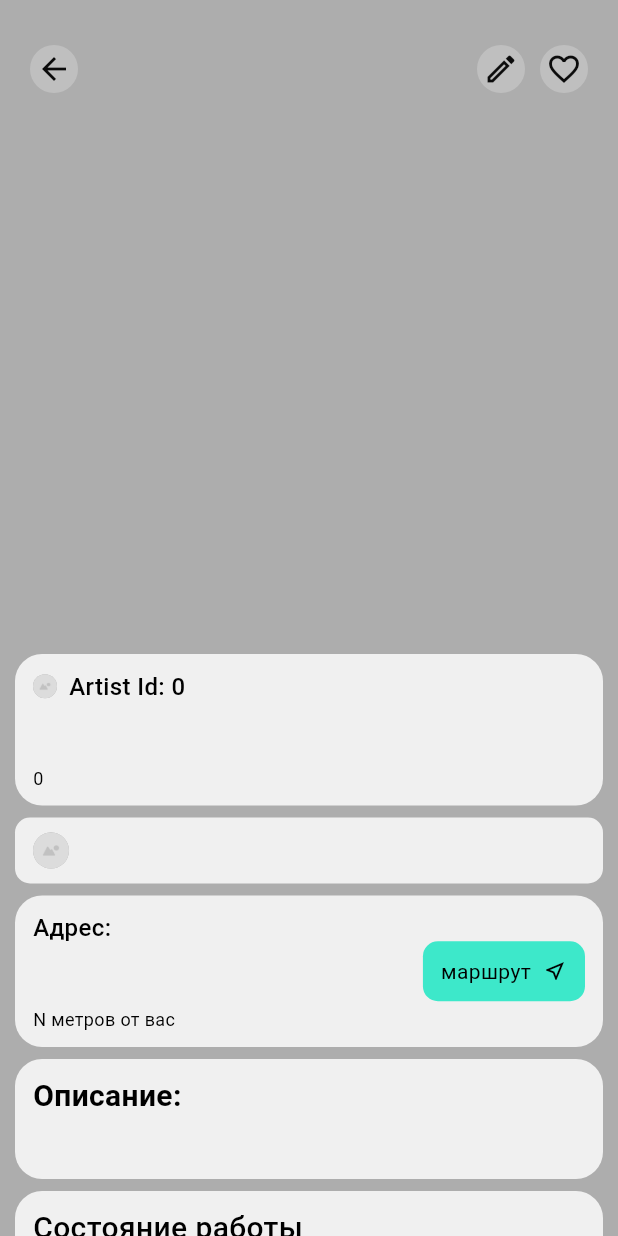
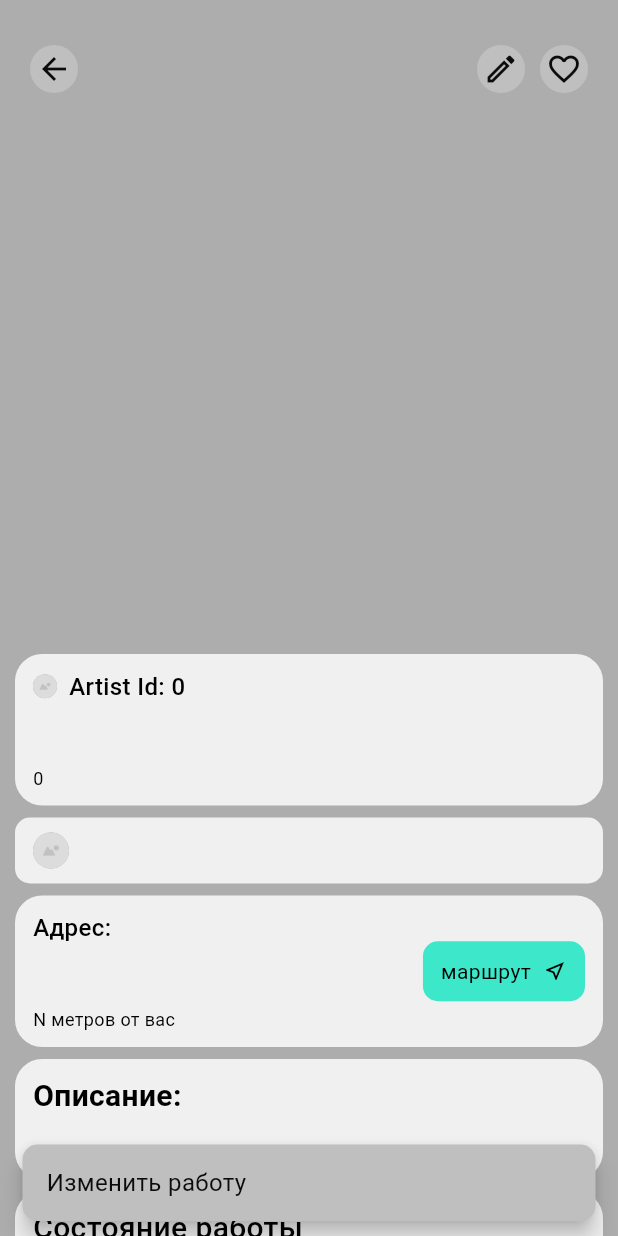
Before and after one commit to toGetIntoLingonberryJam/StreetArtApp, a Flutter app: the ArtworkPage screen opened directly with empty values, after a tap on the "edit" icon, on a phone screen of 412 x 824 dp. Run offline on Flutter 3.47's test engine with Material 2 defaults, Android fonts, the phone set to English and light mode, and no system bars; our stand-ins replace device_preview, dio, flutter_map, latlong2; missing offline and left inert: localstore.

Commit message:
styles snackbar

```diff
--- a/lib/pages/artwork/artwork_page.dart
+++ b/lib/pages/artwork/artwork_page.dart
@@ -8,6 +8,7 @@ import 'package:street_art_witnesses/pages/artwork/widgets/links_info.dart';
 import 'package:street_art_witnesses/pages/artwork/widgets/state_info.dart';
 import 'package:street_art_witnesses/src/models/artwork/artwork.dart';
 import 'package:street_art_witnesses/src/models/artwork/artwork_image.dart';
+import 'package:street_art_witnesses/src/utils/utils.dart';
 import 'package:street_art_witnesses/widgets/containers/app_container.dart';
 import 'package:street_art_witnesses/widgets/buttons/app_icon_button.dart';
 import 'package:street_art_witnesses/widgets/image_slider.dart';
@@ -100,9 +101,16 @@ class _ArtworkImageSliderState extends State<_ArtworkImageSlider> {
                   iconData: Icons.arrow_back,
                 ),
                 const Expanded(child: SizedBox()),
-                AppIconButton(onTap: () {}, iconData: Icons.edit_outlined),
+                AppIconButton(
+                  onTap: () => Utils.showMessage(context, 'Изменить работу'),
+                  iconData: Icons.edit_outlined,
+                ),
                 const SizedBox(width: 10),
-                AppIconButton(onTap: () {}, iconData: Icons.favorite_border),
+                AppIconButton(
+                  onTap: () =>
+                      Utils.showMessage(context, 'Добавить в избранное'),
+                  iconData: Icons.favorite_border,
+                ),
               ],
             )),
       ],
--- a/lib/src/utils/utils.dart
+++ b/lib/src/utils/utils.dart
@@ -18,7 +18,13 @@ abstract class Utils {
   static void showMessage(BuildContext context, String message) {
     final snackBar = SnackBar(
       behavior: SnackBarBehavior.floating,
-      content: Text(message, style: TextStyles.headlines.w400),
+      content: Text(message,
+          style: TextStyles.headlines.w400.copyWith(
+            color: Theme.of(context).colorScheme.inverseSurface,
+          )),
+      shape: RoundedRectangleBorder(borderRadius: BorderRadius.circular(10)),
+      duration: const Duration(milliseconds: 2500),
+      backgroundColor: Theme.of(context).colorScheme.surfaceVariant,
     );
 
     ScaffoldMessenger.of(context)
```
